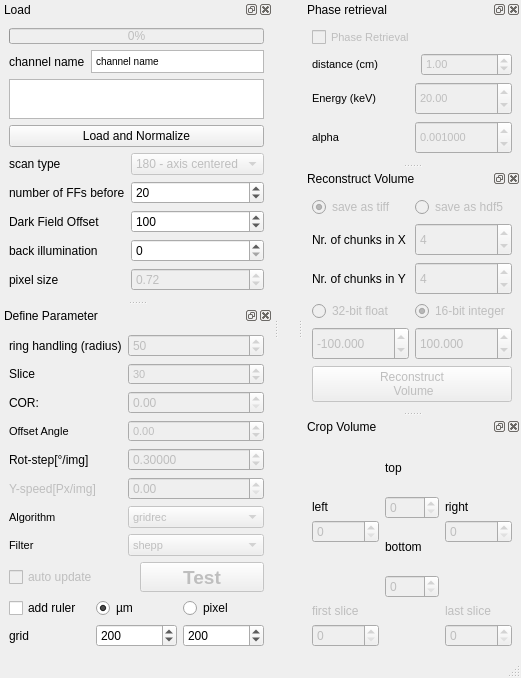
HMarkoetter/BAMline_CT_preview_RECO, file BAMline_on_the_fly_CT-reco/on_the_fly_CT_reco_hdf_dock_widget.ui: the form before one commit.
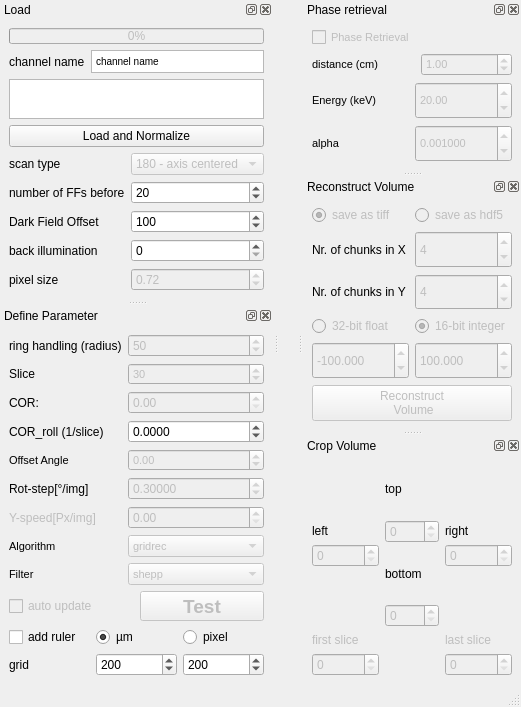
The form after the commit.

Commit message: implemented COR_roll correction When the rotation axis was not aligned well, this correction will change linearly the COR value over the slice/height

```diff
--- a/BAMline_on_the_fly_CT-reco/on_the_fly_CT_reco_hdf_dock_widget.ui
+++ b/BAMline_on_the_fly_CT-reco/on_the_fly_CT_reco_hdf_dock_widget.ui
@@ -6,8 +6,8 @@
    <rect>
     <x>0</x>
     <y>0</y>
-    <width>377</width>
-    <height>537</height>
+    <width>477</width>
+    <height>645</height>
    </rect>
   </property>
   <property name="windowTitle">
@@ -21,8 +21,8 @@
     <rect>
      <x>0</x>
      <y>0</y>
-     <width>377</width>
-     <height>18</height>
+     <width>477</width>
+     <height>22</height>
     </rect>
    </property>
   </widget>
@@ -76,7 +76,7 @@
           <string>&lt;!DOCTYPE HTML PUBLIC &quot;-//W3C//DTD HTML 4.0//EN&quot; &quot;http://www.w3.org/TR/REC-html40/strict.dtd&quot;&gt;
 &lt;html&gt;&lt;head&gt;&lt;meta name=&quot;qrichtext&quot; content=&quot;1&quot; /&gt;&lt;style type=&quot;text/css&quot;&gt;
 p, li { white-space: pre-wrap; }
-&lt;/style&gt;&lt;/head&gt;&lt;body style=&quot; font-family:'MS Shell Dlg 2'; font-size:8pt; font-weight:400; font-style:normal;&quot;&gt;
+&lt;/style&gt;&lt;/head&gt;&lt;body style=&quot; font-family:'MS Shell Dlg 2'; font-size:8.25pt; font-weight:400; font-style:normal;&quot;&gt;
 &lt;p style=&quot; margin-top:0px; margin-bottom:0px; margin-left:0px; margin-right:0px; -qt-block-indent:0; text-indent:0px;&quot;&gt;&lt;span style=&quot; font-size:7.8pt;&quot;&gt;channel name&lt;/span&gt;&lt;/p&gt;&lt;/body&gt;&lt;/html&gt;</string>
          </property>
         </widget>
@@ -286,47 +286,6 @@
     <layout class="QGridLayout" name="gridLayout_5">
      <item row="0" column="0">
       <layout class="QGridLayout" name="gridLayout_3">
-       <item row="11" column="1">
-        <widget class="QDoubleSpinBox" name="COR">
-         <property name="enabled">
-          <bool>false</bool>
-         </property>
-         <property name="sizePolicy">
-          <sizepolicy hsizetype="Minimum" vsizetype="Preferred">
-           <horstretch>0</horstretch>
-           <verstretch>0</verstretch>
-          </sizepolicy>
-         </property>
-         <property name="font">
-          <font>
-           <weight>50</weight>
-           <bold>false</bold>
-          </font>
-         </property>
-         <property name="maximum">
-          <double>5000.000000000000000</double>
-         </property>
-         <property name="singleStep">
-          <double>1.000000000000000</double>
-         </property>
-         <property name="value">
-          <double>0.000000000000000</double>
-         </property>
-        </widget>
-       </item>
-       <item row="13" column="0">
-        <widget class="QLabel" name="label">
-         <property name="sizePolicy">
-          <sizepolicy hsizetype="Fixed" vsizetype="Preferred">
-           <horstretch>0</horstretch>
-           <verstretch>0</verstretch>
-          </sizepolicy>
-         </property>
-         <property name="text">
-          <string>Rot-step[°/img]</string>
-         </property>
-        </widget>
-       </item>
        <item row="10" column="1">
         <widget class="QSpinBox" name="slice_number">
          <property name="enabled">
@@ -350,7 +309,7 @@
          </property>
         </widget>
        </item>
-       <item row="12" column="1">
+       <item row="13" column="1">
         <widget class="QDoubleSpinBox" name="Offset_Angle">
          <property name="enabled">
           <bool>false</bool>
@@ -379,14 +338,48 @@
          </property>
         </widget>
        </item>
-       <item row="10" column="0">
-        <widget class="QLabel" name="label_7">
-         <property name="text">
-          <string>Slice</string>
+       <item row="11" column="1">
+        <widget class="QDoubleSpinBox" name="COR">
+         <property name="enabled">
+          <bool>false</bool>
+         </property>
+         <property name="sizePolicy">
+          <sizepolicy hsizetype="Minimum" vsizetype="Preferred">
+           <horstretch>0</horstretch>
+           <verstretch>0</verstretch>
+          </sizepolicy>
+         </property>
+         <property name="font">
+          <font>
+           <weight>50</weight>
+           <bold>false</bold>
+          </font>
+         </property>
+         <property name="maximum">
+          <double>5000.000000000000000</double>
+         </property>
+         <property name="singleStep">
+          <double>1.000000000000000</double>
+         </property>
+         <property name="value">
+          <double>0.000000000000000</double>
          </property>
         </widget>
        </item>
        <item row="14" column="0">
+        <widget class="QLabel" name="label">
+         <property name="sizePolicy">
+          <sizepolicy hsizetype="Fixed" vsizetype="Preferred">
+           <horstretch>0</horstretch>
+           <verstretch>0</verstretch>
+          </sizepolicy>
+         </property>
+         <property name="text">
+          <string>Rot-step[°/img]</string>
+         </property>
+        </widget>
+       </item>
+       <item row="15" column="0">
         <widget class="QLabel" name="label_4">
          <property name="enabled">
           <bool>false</bool>
@@ -402,7 +395,14 @@
          </property>
         </widget>
        </item>
-       <item row="15" column="0">
+       <item row="10" column="0">
+        <widget class="QLabel" name="label_7">
+         <property name="text">
+          <string>Slice</string>
+         </property>
+        </widget>
+       </item>
+       <item row="16" column="0">
         <widget class="QLabel" name="label_15">
          <property name="sizePolicy">
           <sizepolicy hsizetype="Fixed" vsizetype="Preferred">
@@ -422,7 +422,7 @@
          </property>
         </widget>
        </item>
-       <item row="13" column="1">
+       <item row="14" column="1">
         <widget class="QDoubleSpinBox" name="speed_W">
          <property name="enabled">
           <bool>false</bool>
@@ -444,20 +444,7 @@
          </property>
         </widget>
        </item>
-       <item row="11" column="0">
-        <widget class="QLabel" name="label_3">
-         <property name="sizePolicy">
-          <sizepolicy hsizetype="Fixed" vsizetype="Preferred">
-           <horstretch>0</horstretch>
-           <verstretch>0</verstretch>
-          </sizepolicy>
-         </property>
-         <property name="text">
-          <string>COR:</string>
-         </property>
-        </widget>
-       </item>
-       <item row="16" column="0">
+       <item row="17" column="0">
         <widget class="QLabel" name="label_16">
          <property name="sizePolicy">
           <sizepolicy hsizetype="Fixed" vsizetype="Preferred">
@@ -477,36 +464,6 @@
          </property>
         </widget>
        </item>
-       <item row="15" column="1">
-        <widget class="QComboBox" name="algorithm_list">
-         <property name="enabled">
-          <bool>false</bool>
-         </property>
-         <property name="sizePolicy">
-          <sizepolicy hsizetype="Minimum" vsizetype="Preferred">
-           <horstretch>0</horstretch>
-           <verstretch>0</verstretch>
-          </sizepolicy>
-         </property>
-         <property name="font">
-          <font>
-           <pointsize>8</pointsize>
-           <weight>50</weight>
-           <bold>false</bold>
-          </font>
-         </property>
-         <item>
-          <property name="text">
-           <string>gridrec</string>
-          </property>
-         </item>
-         <item>
-          <property name="text">
-           <string>FBP_CUDA</string>
-          </property>
-         </item>
-        </widget>
-       </item>
        <item row="9" column="0">
         <widget class="QLabel" name="label_8">
          <property name="sizePolicy">
@@ -521,6 +478,49 @@
         </widget>
        </item>
        <item row="16" column="1">
+        <widget class="QComboBox" name="algorithm_list">
+         <property name="enabled">
+          <bool>false</bool>
+         </property>
+         <property name="sizePolicy">
+          <sizepolicy hsizetype="Minimum" vsizetype="Preferred">
+           <horstretch>0</horstretch>
+           <verstretch>0</verstretch>
+          </sizepolicy>
+         </property>
+         <property name="font">
+          <font>
+           <pointsize>8</pointsize>
+           <weight>50</weight>
+           <bold>false</bold>
+          </font>
+         </property>
+         <item>
+          <property name="text">
+           <string>gridrec</string>
+          </property>
+         </item>
+         <item>
+          <property name="text">
+           <string>FBP_CUDA</string>
+          </property>
+         </item>
+        </widget>
+       </item>
+       <item row="11" column="0">
+        <widget class="QLabel" name="label_3">
+         <property name="sizePolicy">
+          <sizepolicy hsizetype="Fixed" vsizetype="Preferred">
+           <horstretch>0</horstretch>
+           <verstretch>0</verstretch>
+          </sizepolicy>
+         </property>
+         <property name="text">
+          <string>COR:</string>
+         </property>
+        </widget>
+       </item>
+       <item row="17" column="1">
         <widget class="QComboBox" name="filter_list">
          <property name="enabled">
           <bool>false</bool>
@@ -580,20 +580,7 @@
          </item>
         </widget>
        </item>
-       <item row="14" column="1">
-        <widget class="QDoubleSpinBox" name="speed_Y">
-         <property name="enabled">
-          <bool>false</bool>
-         </property>
-         <property name="sizePolicy">
-          <sizepolicy hsizetype="Minimum" vsizetype="Preferred">
-           <horstretch>0</horstretch>
-           <verstretch>0</verstretch>
-          </sizepolicy>
-         </property>
-        </widget>
-       </item>
-       <item row="12" column="0">
+       <item row="13" column="0">
         <widget class="QLabel" name="label_9">
          <property name="sizePolicy">
           <sizepolicy hsizetype="Fixed" vsizetype="Preferred">
@@ -632,6 +619,42 @@
          </property>
         </widget>
        </item>
+       <item row="15" column="1">
+        <widget class="QDoubleSpinBox" name="speed_Y">
+         <property name="enabled">
+          <bool>false</bool>
+         </property>
+         <property name="sizePolicy">
+          <sizepolicy hsizetype="Minimum" vsizetype="Preferred">
+           <horstretch>0</horstretch>
+           <verstretch>0</verstretch>
+          </sizepolicy>
+         </property>
+        </widget>
+       </item>
+       <item row="12" column="0">
+        <widget class="QLabel" name="label_24">
+         <property name="text">
+          <string>COR_roll (1/slice)</string>
+         </property>
+        </widget>
+       </item>
+       <item row="12" column="1">
+        <widget class="QDoubleSpinBox" name="COR_roll">
+         <property name="decimals">
+          <number>4</number>
+         </property>
+         <property name="minimum">
+          <double>-10.000000000000000</double>
+         </property>
+         <property name="maximum">
+          <double>10.000000000000000</double>
+         </property>
+         <property name="singleStep">
+          <double>0.000100000000000</double>
+         </property>
+        </widget>
+       </item>
       </layout>
      </item>
      <item row="1" column="0">
@@ -1154,8 +1177,8 @@
   <widget class="QDockWidget" name="Crop">
    <property name="minimumSize">
     <size>
-     <width>170</width>
-     <height>150</height>
+     <width>205</width>
+     <height>173</height>
     </size>
    </property>
    <property name="floating">
```
Left out of the diff: 2 changed lines with no effect on the pictures. The commit also changes 5 other files.
